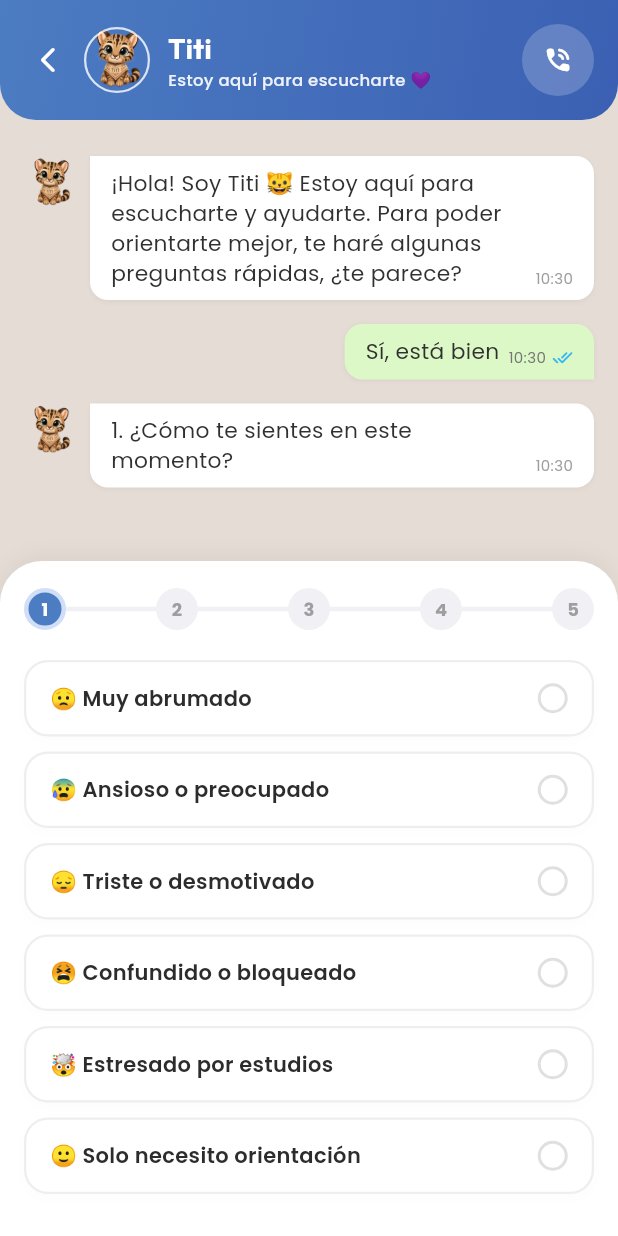
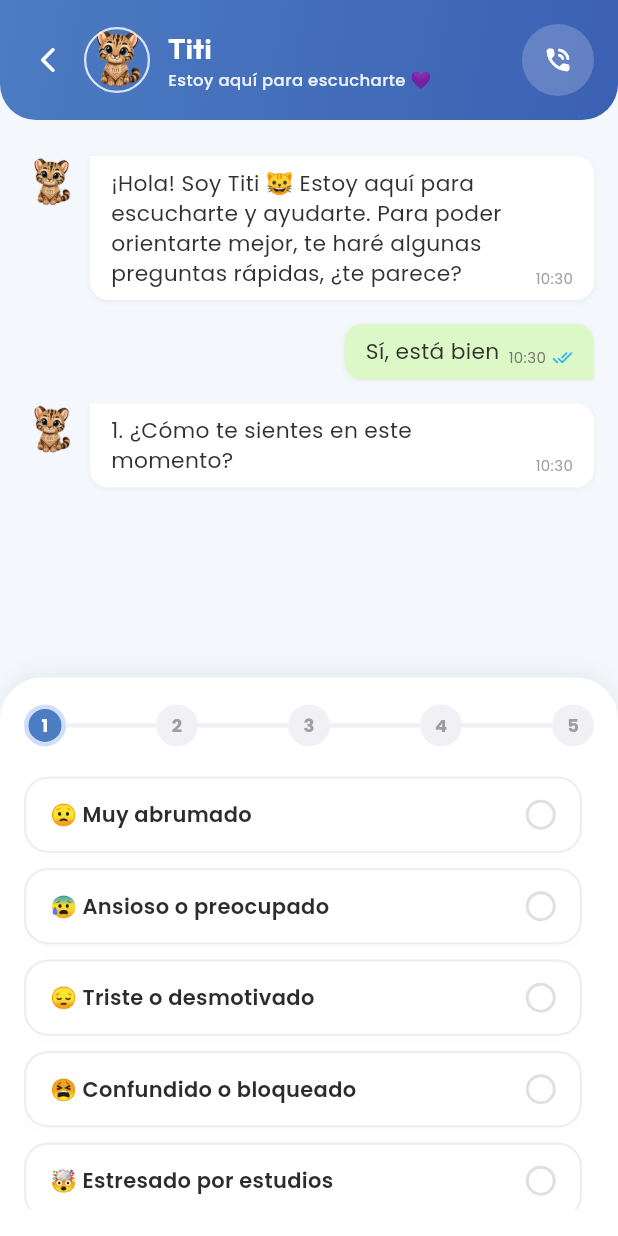
Before and after one commit to JosePizarro1/app-salud, a Flutter app: the TitiChatPage screen opened by its route, after a tap on "Sí, está bien", on a phone screen of 412 x 824 dp. Run offline on Flutter 3.47's test engine with Material 3 defaults, Android fonts, the phone set to English and light mode, and no system bars; our stand-ins replace animate_do, audioplayers, connectivity_plus, flutter_dotenv, flutter_local_notifications, flutter_timezone and 5 more; missing offline and left inert: dotlottie_flutter; accounts and stored records are empty.

Commit message:
feat: add image precaching, implement scrollable chat options with animations, and introduce an automated image optimization script.

```diff
--- a/lib/features/home/pages/titi_chat_page.dart
+++ b/lib/features/home/pages/titi_chat_page.dart
@@ -2,6 +2,7 @@ import 'package:flutter/material.dart';
 import 'package:google_fonts/google_fonts.dart';
 import 'package:go_router/go_router.dart';
 import 'package:url_launcher/url_launcher.dart';
+import 'package:animate_do/animate_do.dart';
 import 'dart:async';
 
 class ChatMessage {
@@ -816,10 +817,9 @@ class _TitiChatPageState extends State<TitiChatPage> {
     );
   }
 
-  @override
   Widget build(BuildContext context) {
     return Scaffold(
-      backgroundColor: const Color(0xFFE5DDD5), // WhatsApp classic beige background
+      backgroundColor: const Color(0xFFF4F7FB), // Modern light pastel background
       appBar: PreferredSize(
         preferredSize: const Size.fromHeight(80),
         child: Container(
@@ -979,9 +979,10 @@ class _TitiChatPageState extends State<TitiChatPage> {
   }
 
   Widget _buildMessageBubble(ChatMessage msg) {
+    Widget bubble;
     if (msg.isUser) {
       // User Message Bubble (Right alignment)
-      return Padding(
+      bubble = Padding(
         padding: const EdgeInsets.symmetric(vertical: 8.0),
         child: Row(
           mainAxisAlignment: MainAxisAlignment.end,
@@ -1039,7 +1040,7 @@ class _TitiChatPageState extends State<TitiChatPage> {
       );
     } else {
       // Titi's Message Bubble (Left alignment)
-      return Padding(
+      bubble = Padding(
         padding: const EdgeInsets.symmetric(vertical: 8.0),
         child: Row(
           crossAxisAlignment: CrossAxisAlignment.start,
@@ -1110,6 +1111,13 @@ class _TitiChatPageState extends State<TitiChatPage> {
         ),
       );
     }
+
+    // Wrap with FadeInUp for smooth entry
+    return FadeInUp(
+      duration: const Duration(milliseconds: 300),
+      from: 15,
+      child: bubble,
+    );
   }
 
   // Bouncing typing animation with dots
@@ -1117,13 +1125,17 @@ class _TitiChatPageState extends State<TitiChatPage> {
     return Row(
       mainAxisSize: MainAxisSize.min,
       children: List.generate(3, (index) {
-        return Container(
+        return Pulse(
+          infinite: true,
+          delay: Duration(milliseconds: index * 200),
+          child: Container(
             margin: const EdgeInsets.symmetric(horizontal: 2.0),
             width: 6,
             height: 6,
             decoration: const BoxDecoration(
               color: Color(0xFF4C7CC2),
               shape: BoxShape.circle,
+            ),
           ),
         );
       }),
@@ -1300,7 +1312,18 @@ class _TitiChatPageState extends State<TitiChatPage> {
   }
 
   Widget _buildOptionSelectorCard(List<String> options) {
-    return Column(
+    return ConstrainedBox(
+      constraints: BoxConstraints(
+        maxHeight: MediaQuery.of(context).size.height * 0.35, // Prevent overflowing screen
+      ),
+      child: RawScrollbar(
+        thumbColor: Colors.grey[300],
+        radius: const Radius.circular(10),
+        thickness: 4,
+        child: SingleChildScrollView(
+          padding: const EdgeInsets.only(right: 8.0),
+          physics: const BouncingScrollPhysics(),
+          child: Column(
             children: options.map((opt) {
               return Container(
                 margin: const EdgeInsets.only(bottom: 10),
@@ -1350,6 +1373,9 @@ class _TitiChatPageState extends State<TitiChatPage> {
                 ),
               );
             }).toList(),
+          ),
+        ),
+      ),
     );
   }
 }
```
Also changed, not shown: lib/features/emotions/pages/meditation_page.dart (+57 -28 lines), lib/features/home/pages/home_page.dart (+15 -1 lines), 1 other file. Lines whose indentation alone changed are shown as unchanged.
